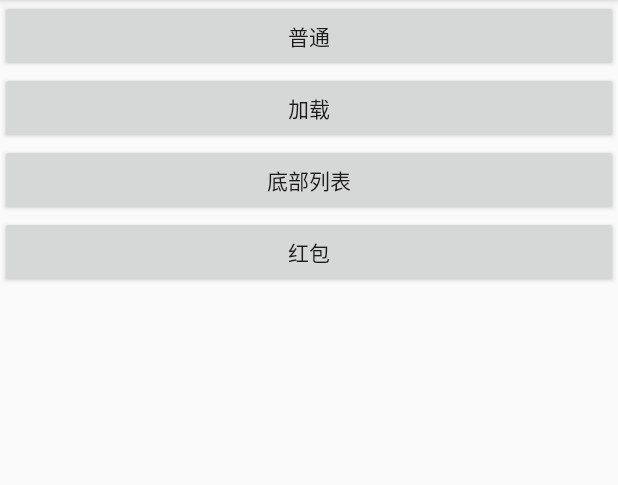
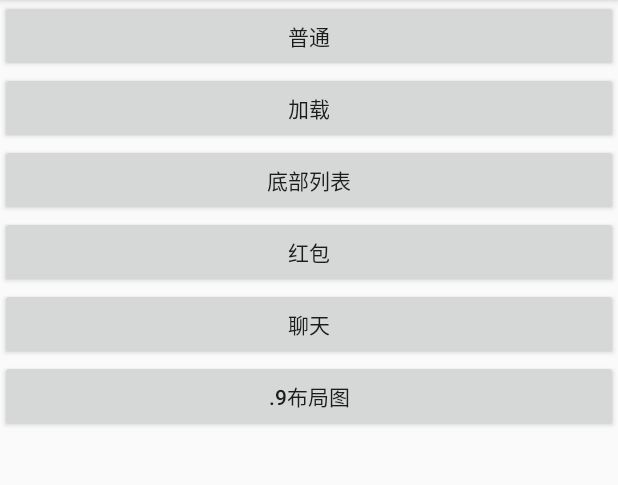
Before and after one commit to y0000c/DialogFragment, an Android app: the screen it shows after launch (MainActivity), on a phone screen of 412 x 824 dp, the part 84-569 px from its top. Run offline under Robolectric (Android 15) with nearby library versions, the phone set to English and light mode, and no system bars.

Commit message:
添加了.9图片的使用

```diff
--- a/src/main/res/layout/activity_main.xml
+++ b/src/main/res/layout/activity_main.xml
@@ -9,28 +9,42 @@
     tools:context="demo.yc.dlgfragtest.MainActivity">
 
     <Button
-        android:onClick="click1"
         android:id="@+id/button"
         android:layout_width="match_parent"
-        android:layout_height="48dp" android:text="普通"
+        android:layout_height="48dp"
+        android:onClick="click1" android:text="普通"
         tools:layout_editor_absoluteX="8dp" tools:layout_editor_absoluteY="0dp"/>
     <Button
-        android:onClick="loadClick"
         android:id="@+id/loading"
         android:layout_width="match_parent"
-        android:layout_height="wrap_content" android:text="加载"
+        android:layout_height="wrap_content"
+        android:onClick="loadClick" android:text="加载"
         tools:layout_editor_absoluteX="8dp" tools:layout_editor_absoluteY="45dp"/>
     <Button
-        android:onClick="bottomListClick"
         android:id="@+id/button3"
         android:layout_width="match_parent"
-        android:layout_height="wrap_content" android:text="底部列表"
+        android:layout_height="wrap_content"
+        android:onClick="bottomListClick" android:text="底部列表"
         tools:layout_editor_absoluteX="8dp" tools:layout_editor_absoluteY="93dp"/>
     <Button
-        android:onClick="redClick"
         android:id="@+id/button5"
         android:layout_width="match_parent"
-        android:layout_height="wrap_content" android:text="红包"
+        android:layout_height="wrap_content"
+        android:onClick="redClick" android:text="红包"
         tools:layout_editor_absoluteX="8dp" tools:layout_editor_absoluteY="189dp"/>
 
+    <Button
+        android:layout_width="match_parent"
+        android:layout_height="wrap_content"
+        android:onClick="chatClick"
+        android:text="聊天"/>
+
+    <Button
+
+        android:layout_width="match_parent"
+        android:layout_height="wrap_content"
+        android:onClick="nineClick"
+        android:text=".9布局图"/>
+
+
 </LinearLayout>
```
Also changed, not shown: src/main/java/demo/yc/dlgfragtest/MainActivity.java (+14 -0 lines), src/main/res/layout/test_nine.xml (added, +63 -0 lines), src/main/res/layout/test_nine_layout.xml (added, +48 -0 lines), src/main/res/drawable-xhdpi/nine_receive.9.png (added), src/main/res/drawable-xhdpi/nine_send.9.png (added), src/main/res/drawable/nine_red_bg.9.png (added), 590 other files.
